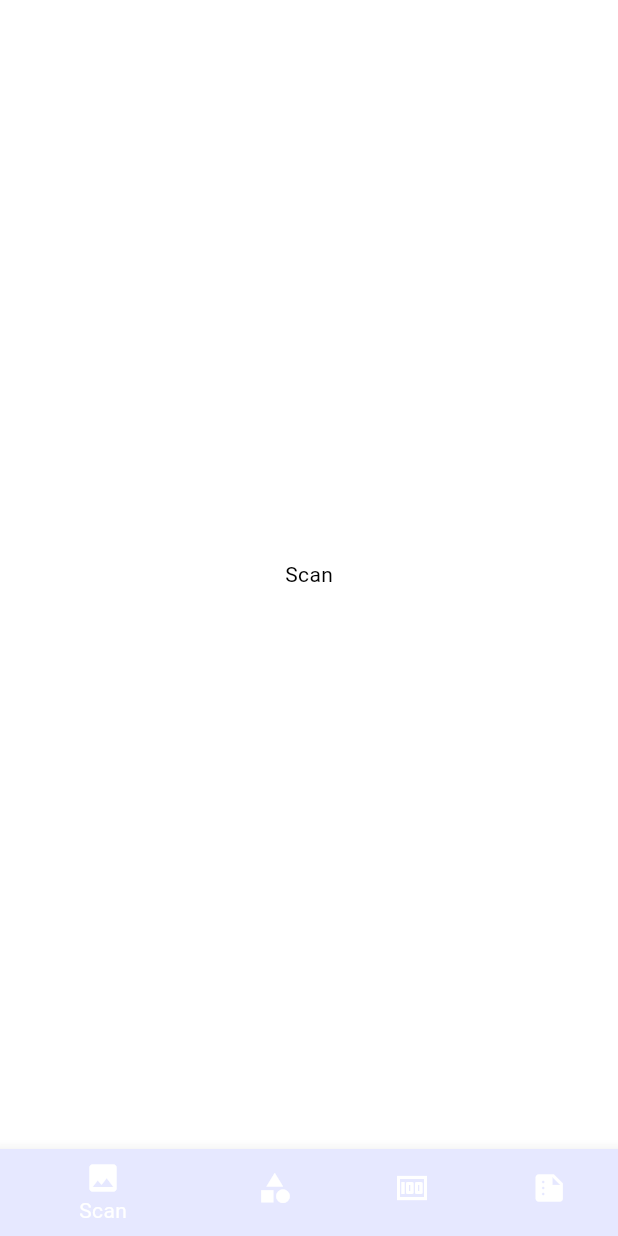
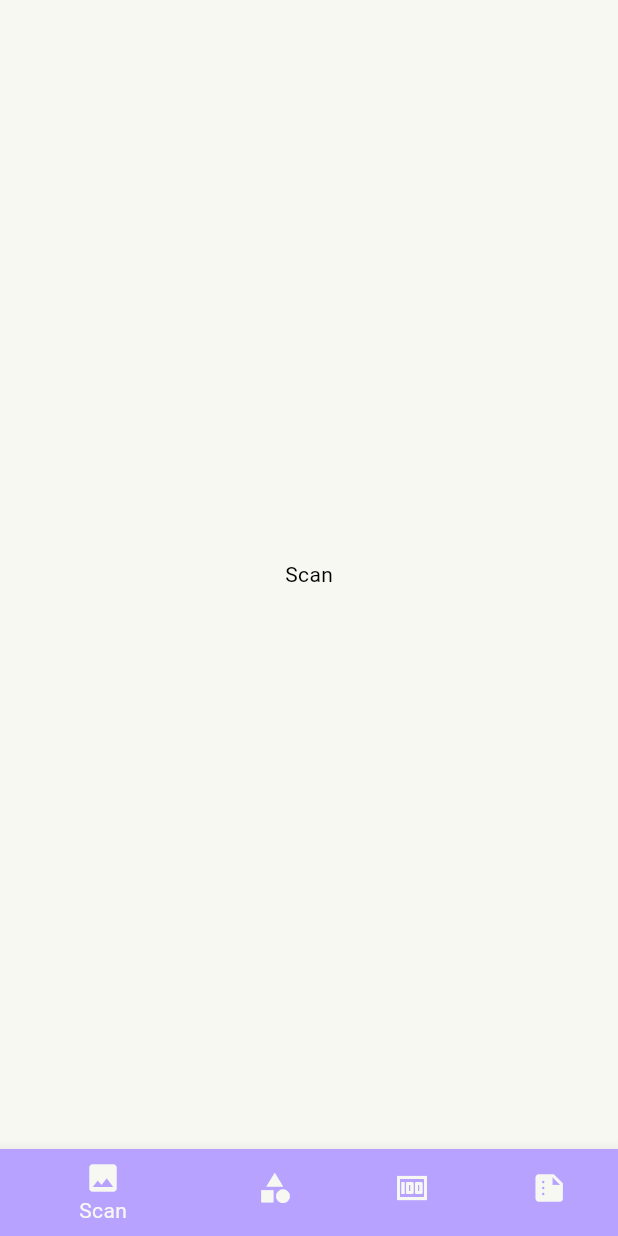
Before and after one commit to szysz3/expense_flow, a Flutter app: the screen it shows after launch, on a phone screen of 412 x 824 dp. Run offline on Flutter 3.47's test engine with Material 3 defaults, Android fonts, the phone set to English and light mode, and no system bars; our stand-ins replace flutter_bloc.

Commit message:
Adapt colors a bit

```diff
--- a/expense_flow_mobile/packages/presentation/lib/theme/expense_flow_colors.dart
+++ b/expense_flow_mobile/packages/presentation/lib/theme/expense_flow_colors.dart
@@ -1,35 +1,36 @@
 import 'package:flutter/material.dart';
 
 class ExpenseFlowColors {
-  // Light Theme Colors
-  static const lightPrimary = Color(0xFF5B63B7); // Purple-blue
-  static const lightOnPrimary = Colors.white;
-  static const lightSecondary = Color(0xFF72B5A4); // Mint green
-  static const lightOnSecondary = Colors.white;
-  static const lightAccent = Color(0xFFFF6B6B); // Coral
-  static const lightBackground = Color(0xFFF8F9FC); // Off-white
-  static const lightSurface = Color(0xFFFFFFFF); // Pure white
-  static const lightError = Color(0xFFDC3545); // Red
+  static const lightPrimary = Color(0xFF9580FF);
+  static const lightOnPrimary = Color(0xFF212244);
+  static const lightSecondary = Color(0xFF8AFF80);
+  static const lightOnSecondary = Color(0xFF212244);
+  static const lightAccent = Color(0xFFFF80BF);
+  static const lightAccentVariant = Color(0xFFFFCA80);
+  static const lightBackground = Color(0xFFF8F8F2);
+  static const lightSurface = Color(0xFFF8F8F2);
+  static const lightError = Color(0xFFFF9580);
+  static const lightCyan = Color(0xFF80FFEA);
+  static const lightYellow = Color(0xFFFFFF80);
 
-  // Light Accent Colors
-  static const lightAccentDelicate = Color(0xFFE6E8FF);
-  static const lightAccentMild = Color(0xFFB3B7FF);
-  static const lightAccentNormal = Color(0xFF5B63B7);
-  static const lightAccentIntense = Color(0xFF3B4190);
+  static const lightAccentDelicate = Color(0xFFB8A2FF);
+  static const lightAccentMild = Color(0xFFC0B0A0);
+  static const lightAccentNormal = Color(0xFFFFA6D0);
+  static const lightAccentIntense = Color(0xFFFFD0A0);
 
-  // Dark Theme Colors
-  static const darkPrimary = Color(0xFF8E94D9); // Lighter purple-blue
-  static const darkOnPrimary = Color(0xFF1A1B35); // Deep blue-grey
-  static const darkSecondary = Color(0xFF9ED3C6); // Lighter mint
-  static const darkOnSecondary = Color(0xFF1F332E); // Deep green-grey
-  static const darkAccent = Color(0xFFFF8585); // Lighter coral
-  static const darkBackground = Color(0xFF121212); // Material dark
-  static const darkSurface = Color(0xFF1E1E1E); // Slightly lighter dark
-  static const darkError = Color(0xFFE55C6C); // Light red
-
-  // Dark Accent Colors
-  static const darkAccentDelicate = Color(0xFF2A2D4A);
-  static const darkAccentMild = Color(0xFF4A4F8C);
-  static const darkAccentNormal = Color(0xFF8E94D9);
-  static const darkAccentIntense = Color(0xFFADB2E6);
+  static const darkPrimary = Color(0xFFBD93F9);
+  static const darkOnPrimary = Color(0xFF282A36);
+  static const darkSecondary = Color(0xFF50FA7B);
+  static const darkOnSecondary = Color(0xFF282A36);
+  static const darkAccent = Color(0xFFFF79C6);
+  static const darkAccentVariant = Color(0xFFFFB86C);
+  static const darkBackground = Color(0xFF282A36);
+  static const darkSurface = Color(0xFF44475A);
+  static const darkError = Color(0xFFFF5555);
+  static const darkCyan = Color(0xFF8BE9FD);
+  static const darkYellow = Color(0xFFF1FA8C);
+  static const darkAccentDelicate = Color(0xFF8B92B8);
+  static const darkAccentMild = Color(0xFF8BCBEA);
+  static const darkAccentNormal = Color(0xFF9B8BEA);
+  static const darkAccentIntense = Color(0xFFEABC8B);
 }
```
